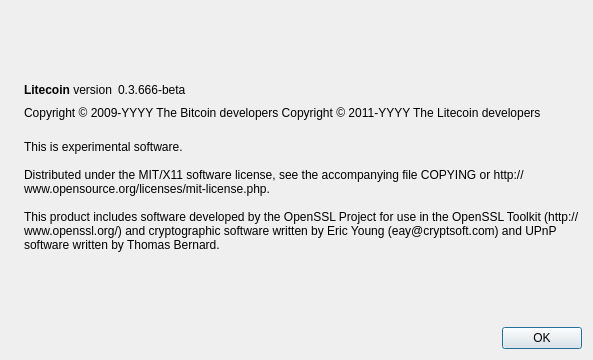
First picture: the form in src/qt/forms/aboutdialog.ui, repository cryptokeeper/Betcoin, before the edit.
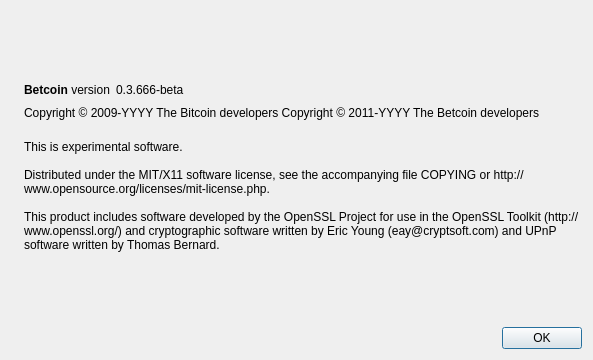
Second picture: the form after the edit. Icons and pictures are not drawn.

Diff of the .ui file:
```diff
--- a/src/qt/forms/aboutdialog.ui
+++ b/src/qt/forms/aboutdialog.ui
@@ -50,7 +50,7 @@
           <cursorShape>IBeamCursor</cursorShape>
          </property>
          <property name="text">
-          <string>&lt;b&gt;Litecoin&lt;/b&gt; version</string>
+          <string>&lt;b&gt;Betcoin&lt;/b&gt; version</string>
          </property>
          <property name="textInteractionFlags">
           <set>Qt::LinksAccessibleByMouse|Qt::TextSelectableByKeyboard|Qt::TextSelectableByMouse</set>
@@ -92,7 +92,7 @@
        </property>
        <property name="text">
         <string notr="true">Copyright &amp;copy; 2009-YYYY The Bitcoin developers
-Copyright &amp;copy; 2011-YYYY The Litecoin developers</string>
+Copyright &amp;copy; 2011-YYYY The Betcoin developers</string>
        </property>
        <property name="textFormat">
         <enum>Qt::RichText</enum>
```
Left out of the diff: 2 changed lines with no effect on the pictures.
